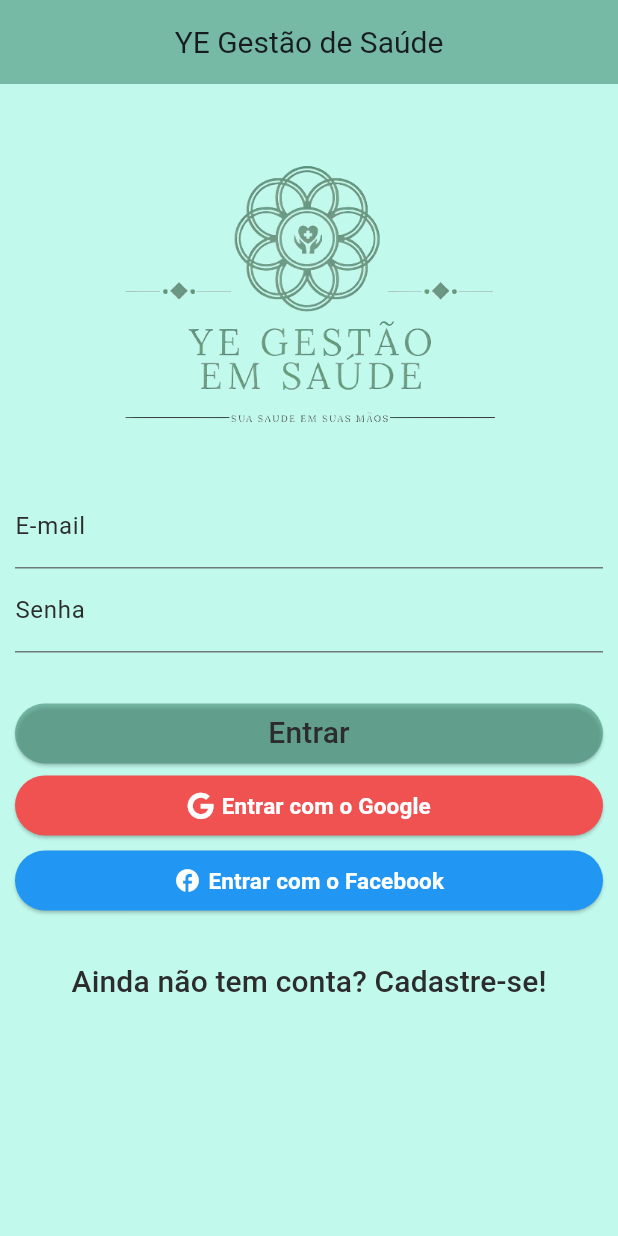
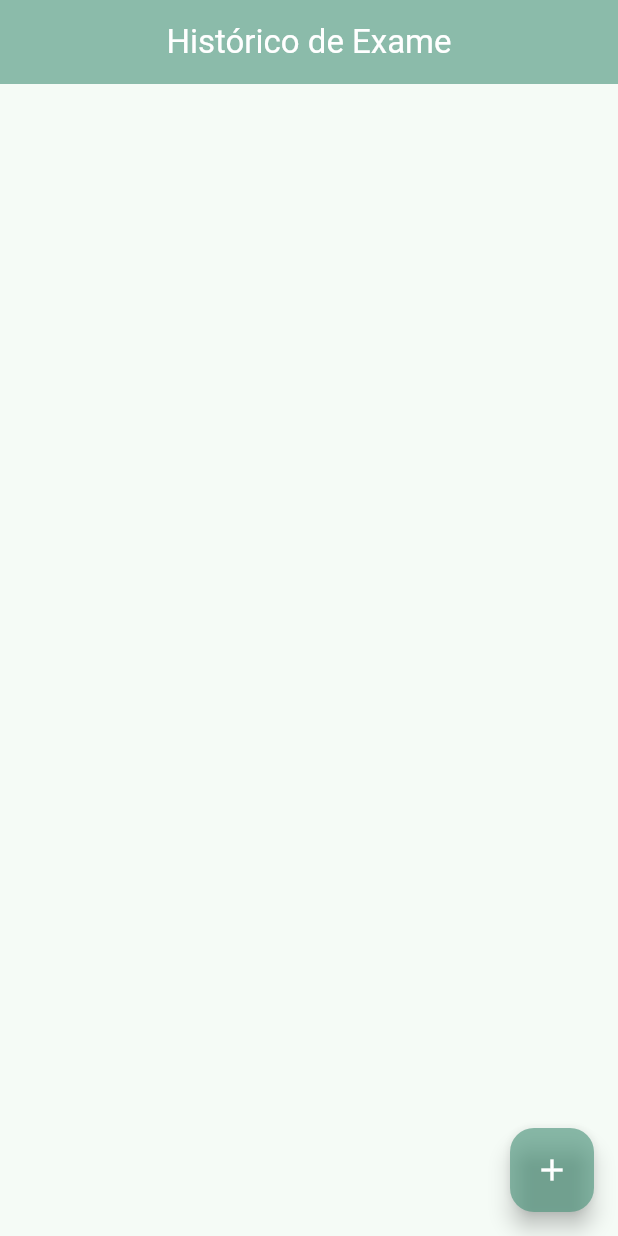
Before and after one commit to victorsimonp/YeGestao, a Flutter app: the screen it shows after launch, on a phone screen of 412 x 824 dp. Run offline on Flutter 3.47's test engine with Material 3 defaults, Android fonts, the phone set to English and light mode, and no system bars; our stand-ins replace cloud_firestore, firebase_auth, firebase_core, font_awesome_flutter, google_sign_in; missing offline and left inert: flutter_facebook_auth; accounts and stored records are empty.

Commit message:
Tela de Exames Inicializada

```diff
--- a/lib/main.dart
+++ b/lib/main.dart
@@ -1,6 +1,7 @@
 import 'package:cloud_firestore/cloud_firestore.dart';
 import 'package:flutter/material.dart';
 import 'package:firebase_core/firebase_core.dart';
+import 'package:gestao/pages/listaExame.dart';
 import 'package:gestao/pages/login.dart';
 import 'firebase_options.dart';
 
@@ -23,10 +24,10 @@ class MyApp extends StatelessWidget {
     return MaterialApp(
       title: 'Ye Gestão de Saúde',
       theme: ThemeData(
-        colorScheme: ColorScheme.fromSeed(seedColor: const Color.fromARGB(255, 44, 44, 44)),
+        colorScheme: ColorScheme.fromSeed(seedColor: const Color.fromRGBO(71, 146, 121, 0.612)),
         useMaterial3: true,
       ),
-      home: login()
+      home: ListaExame()
     );
   }
 }
--- /dev/null
+++ b/lib/models/Exame.dart
@@ -0,0 +1,11 @@
+class Exame {
+  final String? data;
+  final String? nomeExame;
+
+  Exame(this.data, this.nomeExame);
+
+  @override
+  String toString() {
+    return 'Exame {data: $data, nome do exame: $nomeExame}';
+  }
+}
--- /dev/null
+++ b/lib/pages/listaExame.dart
@@ -0,0 +1,70 @@
+import 'package:gestao/models/Exame.dart';
+import 'package:gestao/pages/formularioExame.dart';
+import 'package:flutter/material.dart';
+
+class ListaExame extends StatefulWidget {
+  final List<Exame> _transferencias = [];
+
+  @override
+  State<StatefulWidget> createState() {
+    return ListaExameState();
+  }
+}
+
+class ListaExameState extends State<ListaExame> {
+  @override
+  Widget build(BuildContext context) {
+    return Scaffold(
+      appBar: AppBar(
+
+        title: const Text('Histórico de Exame',
+          style: TextStyle(color: Colors.white,),),
+        backgroundColor: Color.fromRGBO(71, 146, 121, 0.612),
+        centerTitle: true,
+      ),
+      body: ListView.builder(
+        itemCount: widget._transferencias.length,
+        itemBuilder: (context, indice) {
+          final transferencia = widget._transferencias[indice];
+          return ItemTrasferencia(transferencia);
+        },
+      ),
+      floatingActionButton: FloatingActionButton(
+        onPressed: () {
+          final Future<dynamic> future =
+              Navigator.push(context, MaterialPageRoute(builder: (context) {
+            return FormularioExame();
+          }));
+          future.then((transferenciaRecebida) {
+            Future.delayed(Duration(seconds: 1), (){
+            debugPrint('chegou no then do future');
+            debugPrint('$transferenciaRecebida');
+            setState(() {
+              widget._transferencias.add(transferenciaRecebida);
+            });
+
+            });
+
+          });
+        },
+        child: Icon(Icons.add, color: Colors.white , ), backgroundColor: Color.fromRGBO(71, 146, 121, 0.612),
+      ),
+    );
+  }
+}
+
+class ItemTrasferencia extends StatelessWidget {
+  final Exame _transferencia;
+
+  ItemTrasferencia(this._transferencia);
+
+  @override
+  Widget build(BuildContext context) {
+    return Card(
+        child: ListTile(
+      leading: Icon(Icons.medication),
+      title: Text(_transferencia.data.toString()),
+      subtitle: Text(_transferencia.nomeExame.toString()),
+    ));
+  }
+}
--- a/lib/pages/login.dart
+++ b/lib/pages/login.dart
@@ -1,7 +1,7 @@
 import 'package:cloud_firestore/cloud_firestore.dart';
 import 'package:flutter/material.dart';
 import 'package:font_awesome_flutter/font_awesome_flutter.dart';
-import 'package:gestao/Usuario.dart';
+import 'package:gestao/models/Usuario.dart';
 import 'package:google_sign_in/google_sign_in.dart';
 import 'package:firebase_auth/firebase_auth.dart';
 import 'package:flutter_facebook_auth/flutter_facebook_auth.dart';
--- a/pubspec.yaml
+++ b/pubspec.yaml
@@ -43,6 +43,7 @@ dependencies:
   flutter_facebook_auth: ^3.5.0
   uuid: ^4.4.0
   flutter_email_validator: ^2.0.1
+
 
 dev_dependencies:
   flutter_test:
```
Also changed, not shown: lib/componentes/Editor.dart (added, +27 -0 lines), lib/pages/formularioExame.dart (added, +65 -0 lines), lib/firebase_options.dart, lib/models/Usuario.dart (renamed from lib/Usuario.dart), 2 other files.
